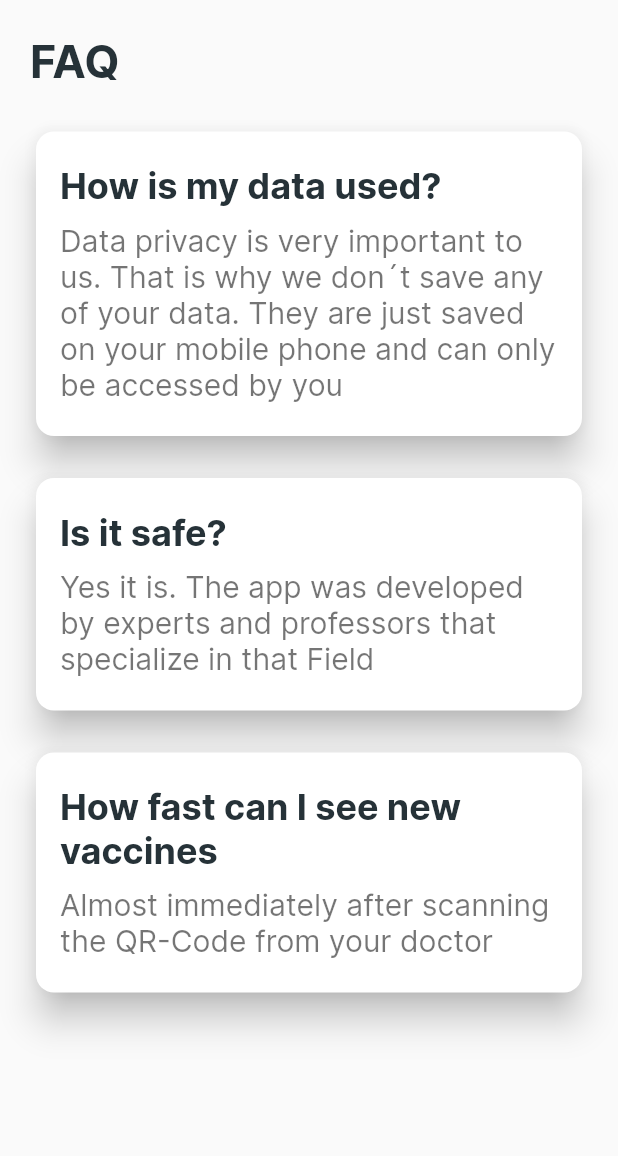
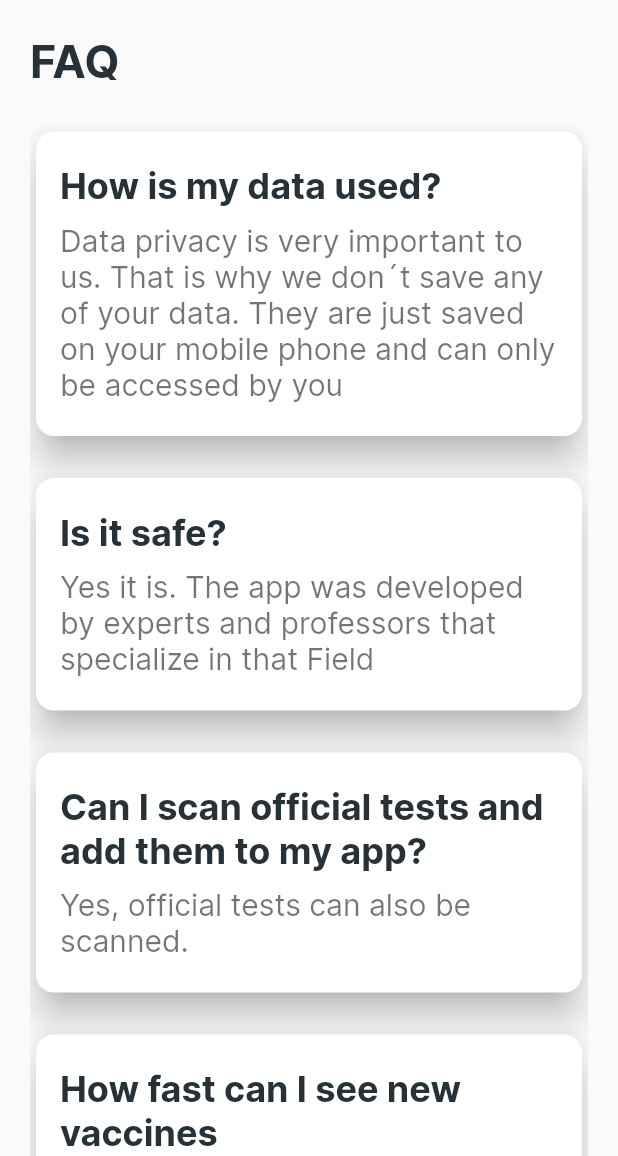
Before and after one commit to Tobias-Schoch/DigitalVaccPass, a Flutter app: the MyFaqPage screen opened directly, on a phone screen of 412 x 824 dp, the part 80-1236 px from its top. Run offline on Flutter 3.47's test engine with Material 2 defaults, Android fonts, the phone set to English and light mode, and no system bars; our stand-ins replace faker, flutter_typeahead, introduction_screen, qr_flutter, shared_preferences, sqflite; missing offline and left inert: ninja, qr_code_scanner; accounts and stored records are empty; generated files the repository leaves out were written again.

Commit message:
Added faq card and translations for it.

```diff
--- a/lib/aboutScreen/faq.dart
+++ b/lib/aboutScreen/faq.dart
@@ -101,7 +101,7 @@ class _MyFaqPageState extends State<MyFaqPage> {
                           const SizedBox(height: 18),
                           Text(
                               AppLocalizations.of(context)
-                                  .fAQHowFastCanISeeNewVaccines,
+                                  .fAQOfficialTest,
                               style: Theme.of(context).textTheme.bodyText1,
                               textAlign: TextAlign.left),
                         ]),
@@ -109,12 +109,37 @@ class _MyFaqPageState extends State<MyFaqPage> {
                       crossAxisAlignment: CrossAxisAlignment.start,
                       children: <Widget>[
                         const SizedBox(height: 10),
-                        Text(AppLocalizations.of(context).fAQHowFastAnswer,
+                        Text(AppLocalizations.of(context).fAQOfficialTestAnswer,
                             textAlign: TextAlign.left),
                         const SizedBox(height: 18),
                       ],
                     ))
               ])),
+              const SizedBox(height: 20),
+              Card(
+                  child:
+                  Column(mainAxisSize: MainAxisSize.min, children: <Widget>[
+                    ListTile(
+                        title: Column(
+                            crossAxisAlignment: CrossAxisAlignment.start,
+                            children: <Widget>[
+                              const SizedBox(height: 18),
+                              Text(
+                                  AppLocalizations.of(context)
+                                      .fAQHowFastCanISeeNewVaccines,
+                                  style: Theme.of(context).textTheme.bodyText1,
+                                  textAlign: TextAlign.left),
+                            ]),
+                        subtitle: Column(
+                          crossAxisAlignment: CrossAxisAlignment.start,
+                          children: <Widget>[
+                            const SizedBox(height: 10),
+                            Text(AppLocalizations.of(context).fAQHowFastAnswer,
+                                textAlign: TextAlign.left),
+                            const SizedBox(height: 18),
+                          ],
+                        ))
+                  ])),
               const SizedBox(height: 25),
             ],
           ),
--- a/lib/l10n/app_de.arb
+++ b/lib/l10n/app_de.arb
@@ -63,5 +63,7 @@
     "addPerson": "Person hinzufügen",
     "addedPersonSuccess": "Person wurde erfolgreich hinzugefügt",
     "testAdded": "Test hinzugefügt",
-    "familyMemberAdded": "Familienmitglied hinzugefügt"
+    "familyMemberAdded": "Familienmitglied hinzugefügt",
+    "fAQOfficialTest": "Kann ich offiziele Tests einscannen und zu meiner App hinzufügen?",
+    "fAQOfficialTestAnswer": "Ja, es können auch offizielle Tests eingescannt werden."
 }
--- a/lib/l10n/app_en.arb
+++ b/lib/l10n/app_en.arb
@@ -258,5 +258,13 @@
   "familyMemberAdded": "Family member added",
   "@familyMemberAdded": {
     "description": ""
+  },
+  "fAQOfficialTest": "Can I scan official tests and add them to my app?",
+  "@fAQOfficialTest": {
+    "description": ""
+  },
+  "fAQOfficialTestAnswer": "Yes, official tests can also be scanned.",
+  "@fAQOfficialTestAnswer": {
+    "description": ""
   }
 }
--- a/lib/l10n/app_es.arb
+++ b/lib/l10n/app_es.arb
@@ -63,5 +63,7 @@
     "addPerson": "Añadir persona",
     "addedPersonSuccess": "La persona se ha añadido con éxito",
     "testAdded": "Prueba añadida",
-    "familyMemberAdded": "Miembro de la familia añadido"
+    "familyMemberAdded": "Miembro de la familia añadido",
+    "fAQOfficialTest": "¿Puedo escanear los exámenes oficiales y añadirlos a mi aplicación?",
+    "fAQOfficialTestAnswer": "Sí, los exámenes oficiales también se pueden escanear."
 }
--- a/lib/l10n/app_fr.arb
+++ b/lib/l10n/app_fr.arb
@@ -63,5 +63,7 @@
     "addPerson": "Ajouter une personne",
     "addedPersonSuccess": "La personne a été ajoutée avec succès",
     "testAdded": "Test ajouté",
-    "familyMemberAdded": "Membre de la famille ajouté"
+    "familyMemberAdded": "Membre de la famille ajouté",
+    "fAQOfficialTest": "Puis-je scanner les tests officiels et les ajouter à mon application ?",
+    "fAQOfficialTestAnswer": "Oui, les tests officiels peuvent également être scannés."
 }
--- a/lib/l10n/app_pt.arb
+++ b/lib/l10n/app_pt.arb
@@ -63,5 +63,7 @@
     "addPerson": "Adicionar pessoa",
     "addedPersonSuccess": "A pessoa foi acrescentada com sucesso",
     "testAdded": "Teste adicionado",
-    "familyMemberAdded": "Membro da família adicionado"
+    "familyMemberAdded": "Membro da família adicionado",
+    "fAQOfficialTest": "Posso digitalizar testes oficiais e adicioná-los à minha aplicação?",
+    "fAQOfficialTestAnswer": "Sim, os testes oficiais também podem ser digitalizados."
 }
```
